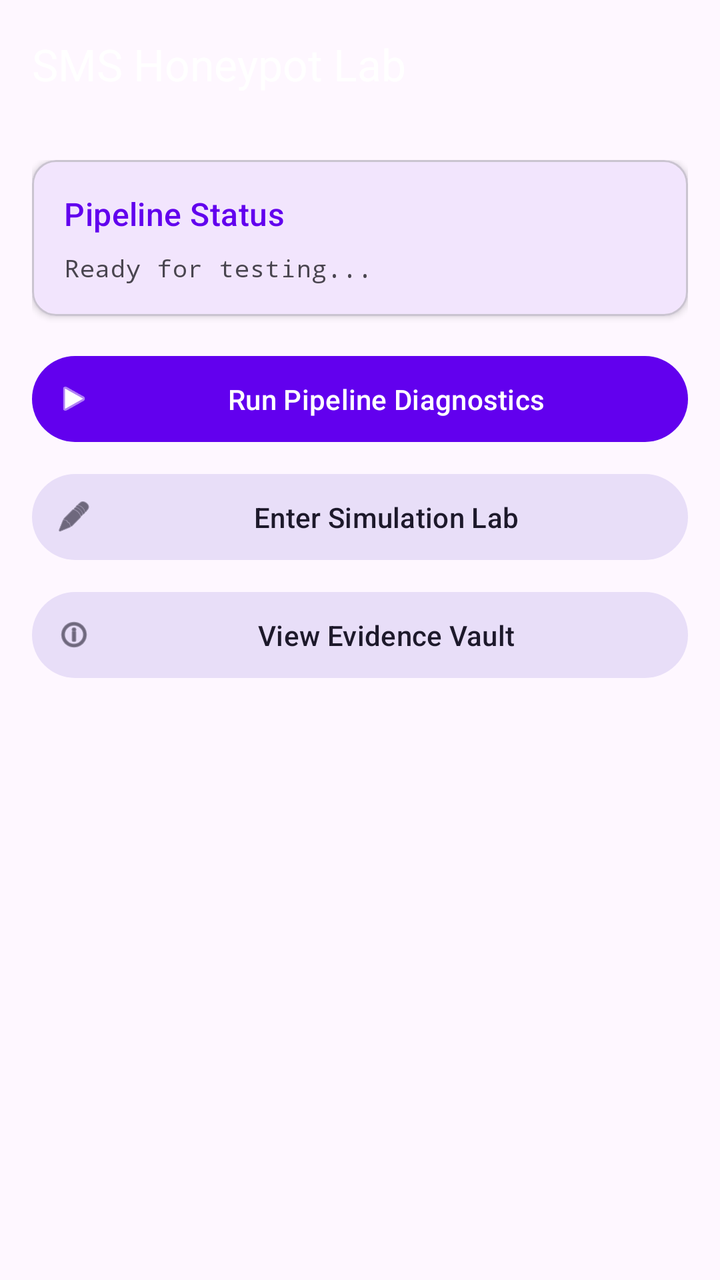
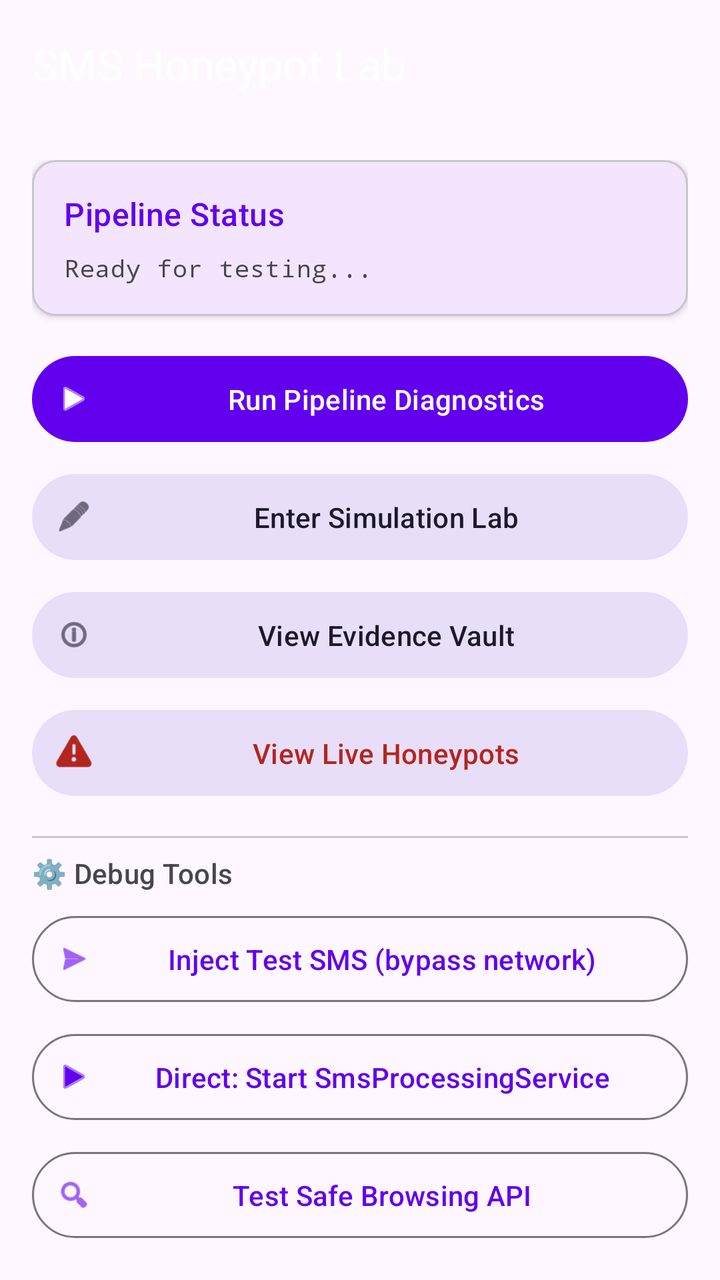

The first picture is an Android layout as it rendered before a commit; the second is the same layout after the commit. The layout source and the unified diff follow.
<!-- AndroidManifest.xml: application theme Theme.MyApplication -->
<!-- res/layout/activity_main.xml -->
<?xml version="1.0" encoding="utf-8"?>
<androidx.coordinatorlayout.widget.CoordinatorLayout xmlns:android="http://schemas.android.com/apk/res/android"
    xmlns:app="http://schemas.android.com/apk/res-auto"
    xmlns:tools="http://schemas.android.com/tools"
    android:layout_width="match_parent"
    android:layout_height="match_parent"
    android:background="?android:attr/colorBackground">

    <com.google.android.material.appbar.AppBarLayout
        android:layout_width="match_parent"
        android:layout_height="wrap_content"
        android:theme="@style/ThemeOverlay.Material3.Dark.ActionBar">

        <com.google.android.material.appbar.MaterialToolbar
            android:id="@+id/toolbar"
            android:layout_width="match_parent"
            android:layout_height="?attr/actionBarSize"
            app:title="SMS Honeypot Lab" />

    </com.google.android.material.appbar.AppBarLayout>

    <androidx.core.widget.NestedScrollView
        android:layout_width="match_parent"
        android:layout_height="match_parent"
        app:layout_behavior="@string/appbar_scrolling_view_behavior">

        <LinearLayout
            android:layout_width="match_parent"
            android:layout_height="wrap_content"
            android:orientation="vertical"
            android:padding="16dp">

            <com.google.android.material.card.MaterialCardView
                android:layout_width="match_parent"
                android:layout_height="wrap_content"
                android:layout_marginBottom="16dp"
                app:cardCornerRadius="12dp"
                app:cardElevation="2dp"
                app:strokeWidth="1dp"
                app:strokeColor="?attr/colorOutlineVariant">

                <LinearLayout
                    android:layout_width="match_parent"
                    android:layout_height="wrap_content"
                    android:orientation="vertical"
                    android:padding="16dp">

                    <TextView
                        android:layout_width="match_parent"
                        android:layout_height="wrap_content"
                        android:text="Pipeline Status"
                        android:textAppearance="?attr/textAppearanceTitleMedium"
                        android:textColor="?attr/colorPrimary"
                        android:layout_marginBottom="8dp"/>

                    <TextView
                        android:id="@+id/resultText"
                        android:layout_width="match_parent"
                        android:layout_height="wrap_content"
                        android:fontFamily="monospace"
                        android:text="Ready for testing..."
                        android:textAppearance="?attr/textAppearanceBodySmall" />

                </LinearLayout>
            </com.google.android.material.card.MaterialCardView>

            <com.google.android.material.button.MaterialButton
                android:id="@+id/testButton"
                style="@style/Widget.Material3.Button"
                android:layout_width="match_parent"
                android:layout_height="wrap_content"
                android:padding="12dp"
                android:text="Run Pipeline Diagnostics"
                app:icon="@android:drawable/ic_media_play" />

            <com.google.android.material.button.MaterialButton
                android:id="@+id/simulationButton"
                style="@style/Widget.Material3.Button.TonalButton"
                android:layout_width="match_parent"
                android:layout_height="wrap_content"
                android:layout_marginTop="8dp"
                android:padding="12dp"
                android:text="Enter Simulation Lab"
                app:icon="@android:drawable/ic_menu_edit" />

            <com.google.android.material.button.MaterialButton
                android:id="@+id/evidenceButton"
                style="@style/Widget.Material3.Button.TonalButton"
                android:layout_width="match_parent"
                android:layout_height="wrap_content"
                android:layout_marginTop="8dp"
                android:padding="12dp"
                android:text="View Evidence Vault"
                app:icon="@android:drawable/ic_menu_info_details" />

        </LinearLayout>
    </androidx.core.widget.NestedScrollView>

</androidx.coordinatorlayout.widget.CoordinatorLayout>
<!-- resources referenced by this layout -->
<resources>
  <style name="Theme.MyApplication" parent="Theme.Material3.DayNight.NoActionBar">
          
          <item name="colorPrimary">@color/purple_500</item>
          <item name="colorSecondary">@color/teal_200</item>
  
          <item name="android:statusBarColor">?attr/colorPrimary</item>
      </style>
  <color name="purple_500">#FF6200EE</color>
  <color name="teal_200">#FF03DAC5</color>
</resources>

<!-- the commit's change to res/layout/activity_main.xml (unified diff, before → after) -->
@@ -92,6 +92,59 @@
                 android:padding="12dp"
                 android:text="View Evidence Vault"
                 app:icon="@android:drawable/ic_menu_info_details" />
+            <com.google.android.material.button.MaterialButton
+                android:id="@+id/liveHoneypotButton"
+                style="@style/Widget.Material3.Button.TonalButton"
+                android:layout_width="match_parent"
+                android:layout_height="wrap_content"
+                android:layout_marginTop="8dp"
+                android:padding="12dp"
+                android:text="View Live Honeypots"
+                android:textColor="?attr/colorError"
+                app:icon="@android:drawable/ic_dialog_alert"
+                app:iconTint="?attr/colorError" />
+
+            <com.google.android.material.divider.MaterialDivider
+                android:layout_width="match_parent"
+                android:layout_height="wrap_content"
+                android:layout_marginTop="16dp"
+                android:layout_marginBottom="8dp"/>
+
+            <TextView
+                android:layout_width="match_parent"
+                android:layout_height="wrap_content"
+                android:text="⚙️ Debug Tools"
+                android:textAppearance="?attr/textAppearanceLabelLarge"
+                android:textColor="?attr/colorOnSurfaceVariant"/>
+
+            <com.google.android.material.button.MaterialButton
+                android:id="@+id/injectSmsButton"
+                style="@style/Widget.Material3.Button.OutlinedButton"
+                android:layout_width="match_parent"
+                android:layout_height="wrap_content"
+                android:layout_marginTop="8dp"
+                android:padding="12dp"
+                android:text="Inject Test SMS (bypass network)"
+                app:icon="@android:drawable/ic_menu_send" />
+
+            <com.google.android.material.button.MaterialButton
+                android:id="@+id/directProcessButton"
+                style="@style/Widget.Material3.Button.OutlinedButton"
+                android:layout_width="match_parent"
+                android:layout_height="wrap_content"
+                android:layout_marginTop="8dp"
+                android:padding="12dp"
+                android:text="Direct: Start SmsProcessingService"
+                app:icon="@android:drawable/ic_media_play" />
+            <com.google.android.material.button.MaterialButton
+                android:id="@+id/testSafeBrowsingButton"
+                style="@style/Widget.Material3.Button.OutlinedButton"
+                android:layout_width="match_parent"
+                android:layout_height="wrap_content"
+                android:layout_marginTop="8dp"
+                android:padding="12dp"
+                android:text="Test Safe Browsing API"
+                app:icon="@android:drawable/ic_menu_search" />
 
         </LinearLayout>
     </androidx.core.widget.NestedScrollView>
